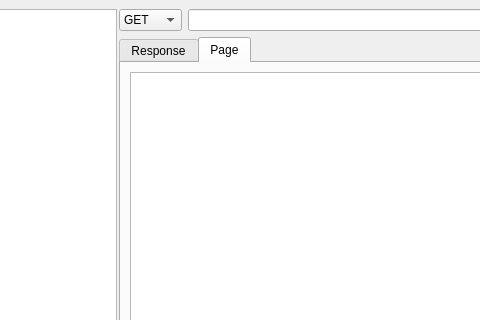
Qt form main.ui (LinkedList/qTTp) before a commit; both pictures show x 435 to 915 and y 0 to 320 of the 1153 by 1014 pixel window.
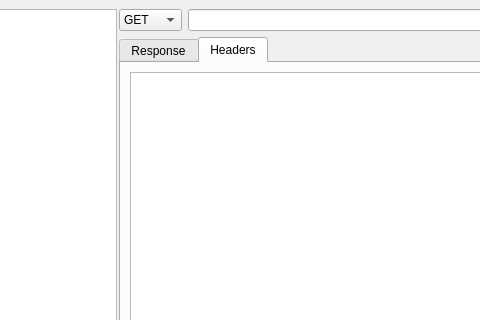
The same form after that commit. The open tabs and pages were chosen to show the change.

Commit message: Typo on headers tab

```diff
--- a/main.ui
+++ b/main.ui
@@ -139,7 +139,7 @@
             </sizepolicy>
            </property>
            <attribute name="title">
-            <string>Page</string>
+            <string>Headers</string>
            </attribute>
            <layout class="QVBoxLayout" name="verticalLayout_3">
             <item>
```
Left out of the diff: 2 changed lines with no effect on the pictures. The commit also changes 1 other file.
